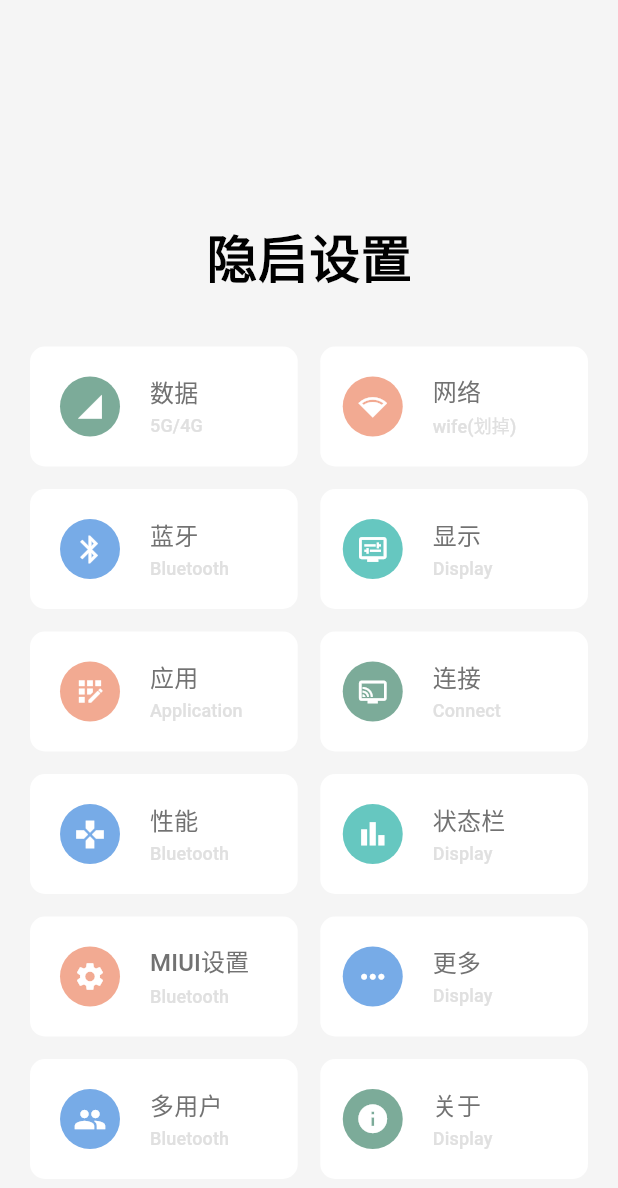
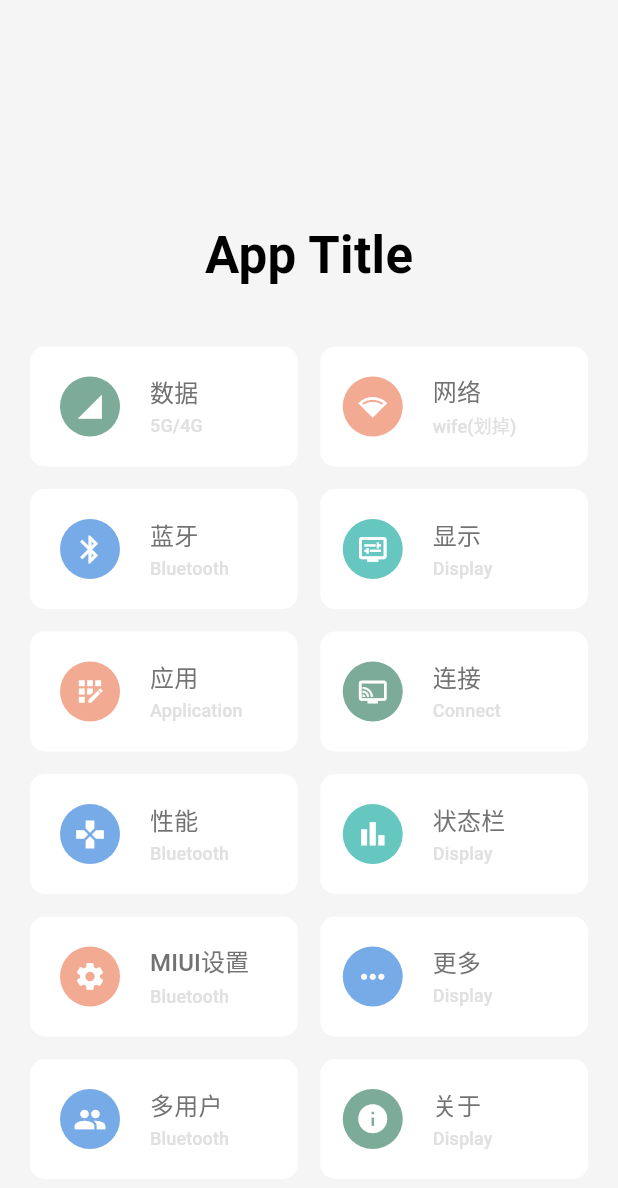
Before and after one commit to Gnayoah/SettingPro, a Flutter app: the screen it shows after launch, on a phone screen of 412 x 824 dp. Shown: the top 1188 px of the screen. Run offline on Flutter 3.47's test engine with Material 3 defaults, Android fonts, the phone set to English and light mode, and no system bars; missing offline and left inert: android_intent_plus; network calls fail.

Commit message:
update demo

```diff
--- a/lib/main.dart
+++ b/lib/main.dart
@@ -19,7 +19,7 @@ class MyApp extends StatelessWidget {
   @override
   Widget build(BuildContext context) {
     return MaterialApp(
-      title: '隐启设置',
+      title: 'SettingPro Demo',
       theme: ThemeData(
         useMaterial3: true,
         primarySwatch: Colors.blue,
@@ -90,7 +90,7 @@ class _MyHomePageState extends State<MyHomePage> {
               child: ListBody(
                 children: <Widget>[
                 Text('最新版本：$_remoteVersion\n'),
-                Text('由于您正在使用测试版本，所以这是一个强制更新，很抱歉带来不便，敬请谅解。\n\n点击确定前往官网下载最新测试版本'),
+                Text('update details'),
 
                 ],
               ),
@@ -129,7 +129,7 @@ class _MyHomePageState extends State<MyHomePage> {
             Container(
               padding: const EdgeInsets.all(16),
               child: const Text(
-                '隐启设置',
+                'App Title',
                 style: TextStyle(
                   fontSize: 34,
                   fontWeight: FontWeight.bold,
```
